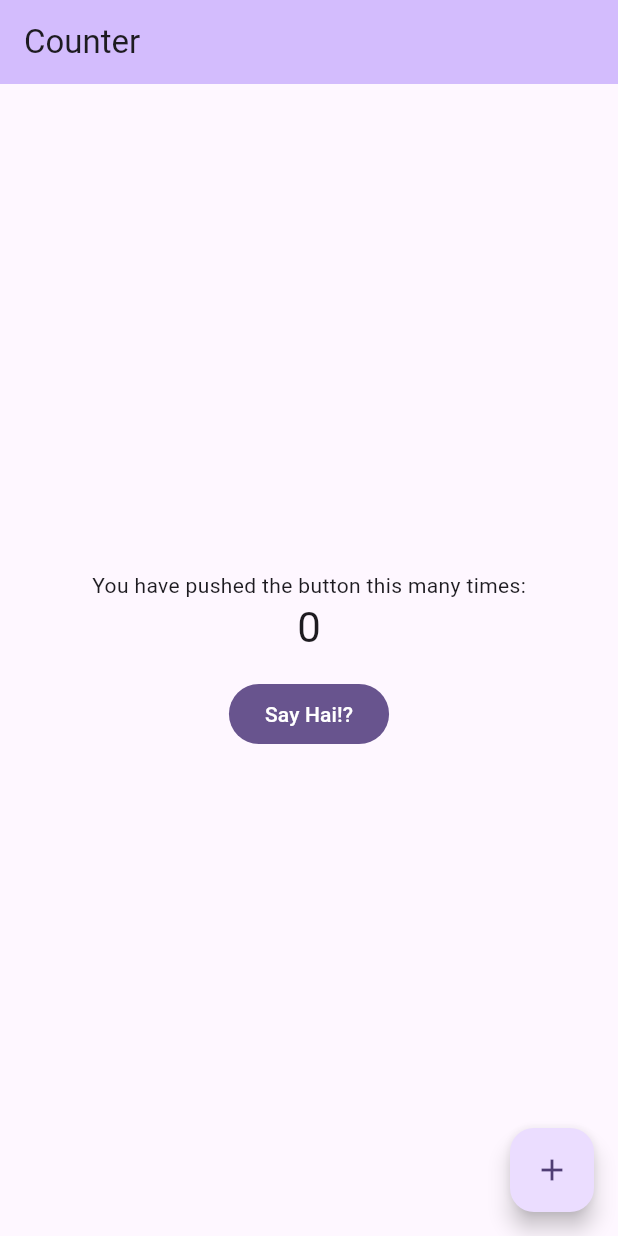
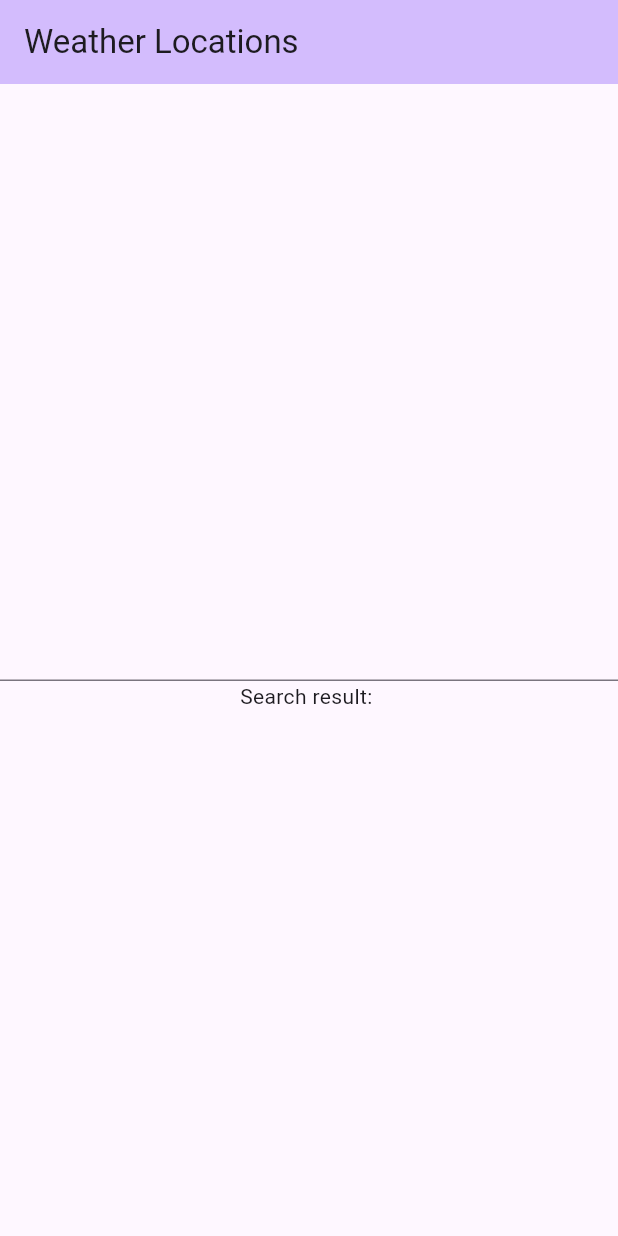
Before and after one commit to initialcapacity/flutter-starter, a Flutter app: the screen it shows after launch, on a phone screen of 412 x 824 dp. Run offline on Flutter 3.47's test engine with Material 2 defaults, Android fonts, the phone set to English and light mode, and no system bars; our stand-ins replace freezed_annotation.

Commit message:
Execute basic http request

```diff
--- a/analysis_options.yaml
+++ b/analysis_options.yaml
@@ -22,8 +22,7 @@ linter:
   # `// ignore_for_file: name_of_lint` syntax on the line or in the file
   # producing the lint.
   rules:
-    # avoid_print: false  # Uncomment to disable the `avoid_print` rule
-    # prefer_single_quotes: true  # Uncomment to enable the `prefer_single_quotes` rule
+    - prefer_single_quotes
 
 # Additional information about this file can be found at
 # https://dart.dev/guides/language/analysis-options
--- a/lib/main.dart
+++ b/lib/main.dart
@@ -1,7 +1,7 @@
 import 'package:flutter/material.dart';
-import 'package:flutter_starter/widgets_support/dialog.dart';
+import 'package:flutter_starter/prelude/result.dart';
 
-import 'widgets_support/button.dart';
+import 'prelude/http.dart' as http;
 
 void main() {
   runApp(const MyApp());
@@ -18,60 +18,66 @@ class MyApp extends StatelessWidget {
         colorScheme: ColorScheme.fromSeed(seedColor: Colors.deepPurple),
         useMaterial3: true,
       ),
-      home: const CounterPage(title: 'Counter'),
+      home: const LocationsPage(),
     );
   }
 }
 
-class CounterPage extends StatefulWidget {
-  const CounterPage({super.key, required this.title});
-
-  final String title;
+class LocationsPage extends StatefulWidget {
+  const LocationsPage({super.key});
 
   @override
-  State<CounterPage> createState() => _CounterPageState();
+  State<LocationsPage> createState() => _LocationsPageState();
 }
 
-class _CounterPageState extends State<CounterPage> {
-  int _counter = 0;
+class _LocationsPageState extends State<LocationsPage> {
+  String _searchResult = '';
 
-  void _incrementCounter() {
-    setState(() {
-      _counter++;
-    });
+  late TextEditingController _searchTextEditController;
+
+  @override
+  void initState() {
+    super.initState();
+    _searchTextEditController = TextEditingController();
   }
 
-  void _sayHi() {
-    showSimpleDialog(context,
-        title: 'Oh hai!',
-        description: 'This is me saying "Hi"',
-        dismissButtonLabel: 'Nice');
+  @override
+  void dispose() {
+    _searchTextEditController.dispose();
+    super.dispose();
+  }
+
+  Future<void> _startSearch(String value) async {
+    // TODO uri encode value
+
+    var apiResult = await http.sendRequest(http.HttpMethod.get,
+        Uri.parse('https://geocoding-api.open-meteo.com/v1/search?name=$value&count=10&language=en&format=json'));
+
+    var newSearchResult = apiResult.mapOk((response) => response.body).orElse((_) => 'There was an error');
+
+    setState(() {
+      _searchResult = newSearchResult;
+    });
   }
 
   @override
   Widget build(BuildContext context) {
-    var counterStyle = Theme.of(context).textTheme.headlineMedium;
-
     return Scaffold(
       appBar: AppBar(
         backgroundColor: Theme.of(context).colorScheme.inversePrimary,
-        title: Text(widget.title),
+        title: const Text('Weather Locations'),
       ),
       body: Center(
         child: Column(
           mainAxisAlignment: MainAxisAlignment.center,
           children: <Widget>[
-            const Text('You have pushed the button this many times:'),
-            Text('$_counter', style: counterStyle),
-            const SizedBox(height: 16),
-            primaryButton(text: 'Say Hai!?', onPressed: _sayHi)
+            TextField(
+              controller: _searchTextEditController,
+              onSubmitted: (String value) => _startSearch(value),
+            ),
+            Text('Search result: $_searchResult'),
           ],
         ),
-      ),
-      floatingActionButton: FloatingActionButton(
-        onPressed: _incrementCounter,
-        tooltip: 'Increment',
-        child: const Icon(Icons.add),
       ),
     );
   }
--- /dev/null
+++ b/lib/prelude/http.dart
@@ -0,0 +1,34 @@
+import 'package:flutter_starter/prelude/http_error.dart';
+import 'package:flutter_starter/prelude/result.dart';
+import 'package:http/http.dart' as http;
+
+enum HttpMethod {
+  get,
+  post,
+  put,
+  delete;
+
+  @override
+  String toString() => switch (this) {
+        get => 'GET',
+        post => 'POST',
+        put => 'PUT',
+        delete => 'DELETE',
+      };
+}
+
+Future<Result<http.Response, HttpError>> sendRequest(HttpMethod method, Uri url) async {
+  final client = http.Client();
+
+  try {
+    final request = http.Request(method.toString(), url);
+    final streamedResponse = await client.send(request);
+    final response = await http.Response.fromStream(streamedResponse);
+
+    return Ok(response);
+  } on Exception catch (e) {
+    return Err(HttpConnectionError(e));
+  } finally {
+    client.close();
+  }
+}
--- /dev/null
+++ b/lib/prelude/result.dart
@@ -0,0 +1,52 @@
+import 'package:freezed_annotation/freezed_annotation.dart';
+
+part 'result.freezed.dart';
+
+sealed class Result<T, E> {}
+
+@freezed
+class Ok<T, E> with _$Ok implements Result<T, E> {
+  const factory Ok(T value) = _Ok;
+}
+
+@freezed
+class Err<T, E> with _$Err implements Result<T, E> {
+  const factory Err(E error) = _Err;
+}
+
+extension ResultExtensions<T, E> on Result<T, E> {
+  Result<NewT, E> mapOk<NewT>(NewT Function(T) mapping) => switch (this) {
+        Ok(value: var v) => Ok(mapping(v)),
+        Err(error: var e) => Err(e),
+      };
+
+  Result<NewT, E> flatMapOk<NewT>(Result<NewT, E> Function(T) mapping) => switch (this) {
+        Ok(value: var v) => mapping(v),
+        Err(error: var e) => Err(e),
+      };
+
+  Result<T, NewE> mapErr<NewE>(NewE Function(E) mapping) => switch (this) {
+        Ok(value: var v) => Ok(v),
+        Err(error: var e) => Err(mapping(e)),
+      };
+
+  Result<T, NewE> flatMapErr<NewE>(Result<T, NewE> Function(E) mapping) => switch (this) {
+        Ok(value: var v) => Ok(v),
+        Err(error: var e) => mapping(e),
+      };
+
+  T orElse(T Function(E) mapping) => switch (this) {
+        Ok(value: var v) => v,
+        Err(error: var e) => mapping(e),
+      };
+
+  bool isOkWith(T value) => switch (this) {
+        Ok(value: var v) => v == value,
+        Err(error: _) => false,
+      };
+
+  bool isErrWith(E error) => switch (this) {
+        Ok(value: _) => false,
+        Err(error: var e) => e == error,
+      };
+}
--- a/lib/widgets_support/button.dart
+++ b/lib/widgets/button.dart
@@ -1,18 +1,12 @@
-import 'dart:io';
+import 'dart:io' show Platform;
 
 import 'package:flutter/cupertino.dart';
 import 'package:flutter/material.dart';
 
-Widget primaryButton({
-  required void Function() onPressed,
-  required String text,
-}) {
+Widget primaryButton({required void Function() onPressed, required String text}) {
   if (Platform.isIOS) {
     return CupertinoButton.filled(onPressed: onPressed, child: Text(text));
   }
 
-  return FilledButton(
-    onPressed: onPressed,
-    child: Text(text),
-  );
+  return FilledButton(onPressed: onPressed, child: Text(text));
 }
```
Also changed, not shown: lib/prelude/http_error.dart (added, +16 -0 lines), lib/widgets/dialog.dart (added, +61 -0 lines), lib/widgets_support/dialog.dart (deleted, +0 -65 lines), pubspec.yaml (+8 -38 lines), lib/prelude/result.freezed.dart (added), pubspec.lock, 1 other file.
